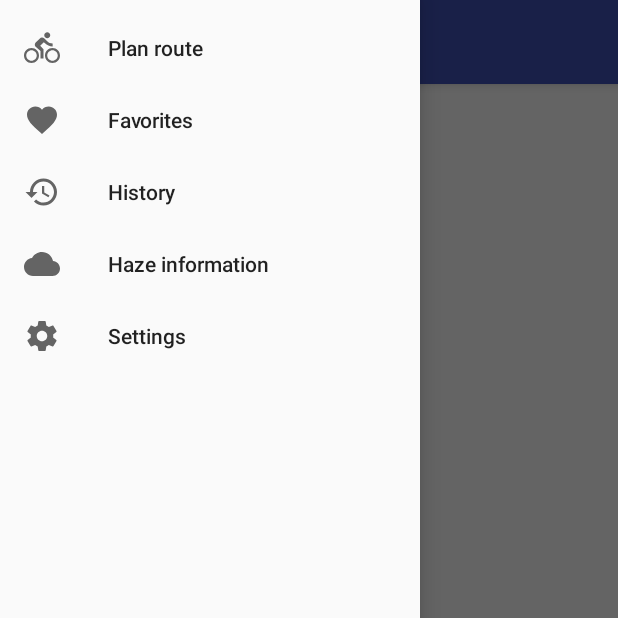
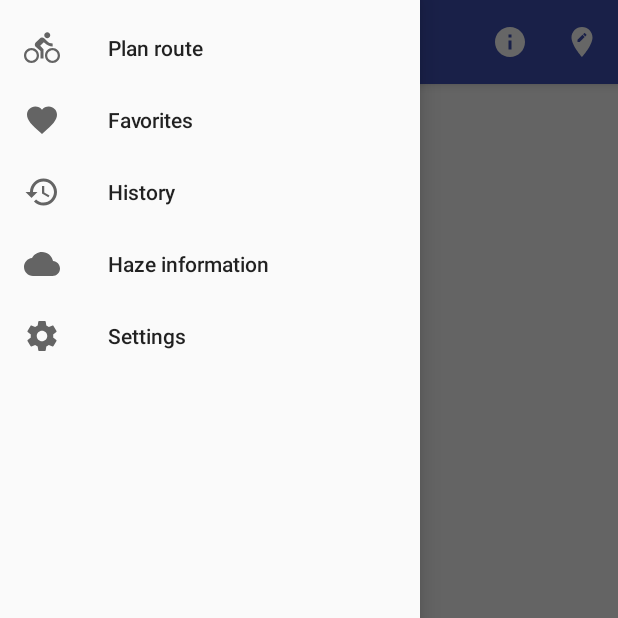
Before and after one commit to viktorsieger/SingBiker, an Android app: the TripActivity screen opened directly, with no data from a screen before it, with the side drawer open, on a phone screen of 412 x 824 dp, the top half of it. Run offline under Robolectric (Android 15) with nearby library versions, the light colour scheme and no system bars.

Commit message:
VS: *Added actionbar icons to TripActivity. *Changed IndividualRouteActivity so that the activity closes itself (going back to previous activity on activity stack: RoutePlotActivity) when actionbar icon is clicked.

```diff
--- a/app/src/main/java/sg/ntu/dataminers/singbiker/boundary/IndividualRouteActivity.java
+++ b/app/src/main/java/sg/ntu/dataminers/singbiker/boundary/IndividualRouteActivity.java
@@ -78,7 +78,7 @@ public class IndividualRouteActivity extends AppCompatActivity
         int id = item.getItemId();
 
         if (id == R.id.action_edit_location) {
-            Toast.makeText(getApplicationContext(), "EDIT LOCATION", Toast.LENGTH_SHORT).show();
+            finish();
         }
 
         return super.onOptionsItemSelected(item);
--- a/app/src/main/java/sg/ntu/dataminers/singbiker/boundary/TripActivity.java
+++ b/app/src/main/java/sg/ntu/dataminers/singbiker/boundary/TripActivity.java
@@ -11,6 +11,7 @@ import android.os.Bundle;
 import android.support.v7.widget.Toolbar;
 import android.view.Menu;
 import android.view.MenuItem;
+import android.widget.Toast;
 
 import sg.ntu.dataminers.singbiker.R;
 
@@ -55,8 +56,11 @@ public class TripActivity extends AppCompatActivity
     public boolean onOptionsItemSelected(MenuItem item) {
         int id = item.getItemId();
 
-        if (id == R.id.action_save_trip) {
-
+        if (id == R.id.action_trip_info) {
+            Toast.makeText(getApplicationContext(), "TRIP INFO", Toast.LENGTH_SHORT).show();
+        }
+        else if (id == R.id.action_change_route) {
+            finish();
         }
 
         return super.onOptionsItemSelected(item);
--- a/app/src/main/res/menu/trip.xml
+++ b/app/src/main/res/menu/trip.xml
@@ -1,4 +1,19 @@
 <?xml version="1.0" encoding="utf-8"?>
-<menu>
+<menu xmlns:android="http://schemas.android.com/apk/res/android"
+    xmlns:app="http://schemas.android.com/apk/res-auto" >
+
+    <item
+        android:id="@+id/action_trip_info"
+        android:orderInCategory="1"
+        android:title="@string/action_trip_info"
+        android:icon="@drawable/ic_appbar_info"
+        app:showAsAction="always" />
+
+    <item
+        android:id="@+id/action_change_route"
+        android:orderInCategory="2"
+        android:title="@string/action_change_route"
+        android:icon="@drawable/ic_appbar_editlocation"
+        app:showAsAction="always" />
 
 </menu>
--- a/app/src/main/res/values/strings.xml
+++ b/app/src/main/res/values/strings.xml
@@ -21,6 +21,8 @@
     <string name="action_remove_trip">Remove trip</string>
     <string name="action_edit_location">Edit location</string>
     <string name="action_delete_all">Delete all</string>
+    <string name="action_trip_info">Trip info</string>
+    <string name="action_change_route">Change route</string>
 
     <string name="individual_trip_textview_text"><u>Summary:</u>\nTotal distance:\n%1$.2f km\n\nAverage speed:\n%2$.2f km/h</string>
 
```
